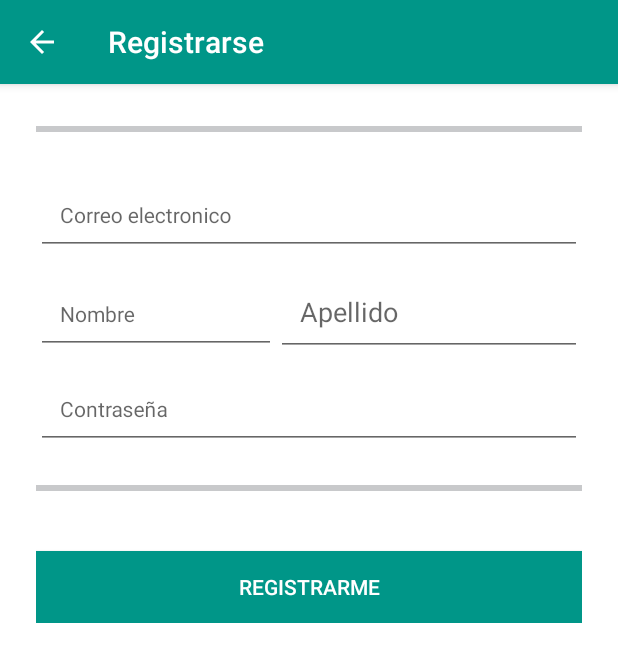
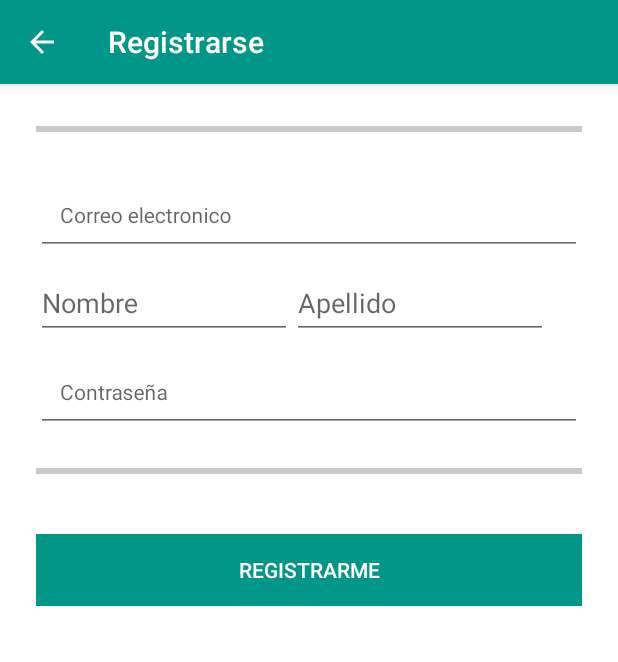
Before and after one commit to tutee/DiagonApp, an Android app: the RegisterActivity screen opened directly, with no data from a screen before it, on a phone screen of 412 x 824 dp. Shown: the top 662 px of the screen. Run offline under Robolectric (Android 15) with nearby library versions, the light colour scheme and no system bars; our stand-ins replace Volley.

Commit message:
26/12 layout register mejorado

```diff
--- a/app/src/main/res/layout/activity_register.xml
+++ b/app/src/main/res/layout/activity_register.xml
@@ -49,27 +49,26 @@
 
             </android.support.design.widget.TextInputLayout>
 
-            <LinearLayout
+            <RelativeLayout
 
                 android:layout_width="match_parent"
-                android:layout_height="match_parent"
-                android:orientation="horizontal">
+                android:layout_height="wrap_content"
+                android:orientation="horizontal"
+                android:layout_centerVertical="true">
 
                 <android.support.design.widget.TextInputLayout
                     android:id="@+id/nombre_layout"
                     android:layout_width="wrap_content"
-                    android:layout_height="wrap_content">
+                    android:layout_height="wrap_content"
+                    android:layout_centerVertical="true"
+                    >
 
                     <EditText
                         android:id="@+id/nombre_input"
                         android:layout_width="wrap_content"
                         android:layout_height="wrap_content"
-                        android:layout_below="@+id/divider"
-                        android:ems="10"
+                        android:ems="8"
                         android:hint="Nombre"
-                        android:inputType="textEmailAddress"
-                        android:padding="@dimen/edit_text_padding"
-                        android:textAppearance="?android:attr/textAppearanceSmall"
                         />
 
                 </android.support.design.widget.TextInputLayout>
@@ -77,24 +76,22 @@
                 <android.support.design.widget.TextInputLayout
                     android:id="@+id/apellido_layout"
                     android:layout_width="wrap_content"
-                    android:layout_height="wrap_content">
+                    android:layout_height="wrap_content"
+                    android:layout_centerVertical="true"
+                    android:layout_toRightOf="@id/nombre_layout"
+                    >
 
                     <EditText
                         android:id="@+id/apellido_input"
                         android:layout_width="wrap_content"
                         android:layout_height="wrap_content"
-                        android:layout_below="@+id/divider"
-                        android:ems="10"
+                        android:ems="8"
                         android:hint="Apellido"
-                        android:inputType="textEmailAddress"
-                        android:padding="@dimen/edit_text_padding"
                         />
 
                 </android.support.design.widget.TextInputLayout>
 
-
-
-            </LinearLayout>
+            </RelativeLayout>
 
             <android.support.design.widget.TextInputLayout
                 android:id="@+id/contraseña_layout"
```
